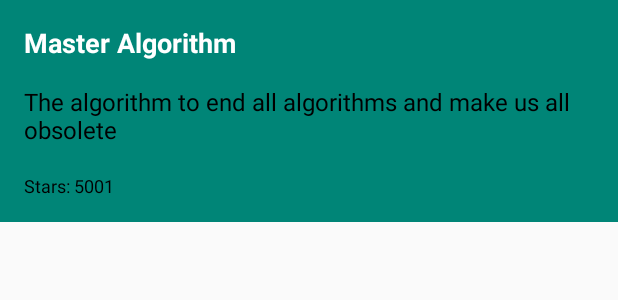
After one commit to ketonkss4/poprepos_sanbox_app, an Android app: the layout repo_list_item.xml on its own in the app's theme, with its tools: preview values and no code run, on a phone screen of 412 x 824 dp. The commit adds this screen. Shown: the top 300 px of the screen. Run offline under Robolectric (Android 15) with nearby library versions, the phone set to English and light mode, and no system bars.

Commit message:
implement list view logic add concurrency components

```diff
--- a/app/src/main/java/com/pmd/droidexihibition/popularreposapp/persistence/model/PopRepo.kt
+++ b/app/src/main/java/com/pmd/droidexihibition/popularreposapp/persistence/model/PopRepo.kt
@@ -3,6 +3,7 @@ package com.pmd.droidexihibition.popularreposapp.persistence.model
 data class PopRepo(
     val id : Int,
     val name: String,
+    val description: String,
     val html_url: String,
     val stargazers_count : Int
 )
--- /dev/null
+++ b/app/src/main/res/layout/repo_list_item.xml
@@ -0,0 +1,42 @@
+<?xml version="1.0" encoding="utf-8"?>
+<androidx.constraintlayout.widget.ConstraintLayout xmlns:android="http://schemas.android.com/apk/res/android"
+    xmlns:app="http://schemas.android.com/apk/res-auto"
+    xmlns:tools="http://schemas.android.com/tools"
+    android:layout_width="match_parent"
+    android:layout_height="@dimen/repo_item_height"
+    android:background="@color/colorPrimary"
+    android:padding="16dp">
+
+    <TextView
+        android:id="@+id/repo_name"
+        android:layout_width="wrap_content"
+        android:layout_height="wrap_content"
+        android:textColor="@color/white"
+        android:textSize="18sp"
+        android:textStyle="bold"
+        app:layout_constraintStart_toStartOf="parent"
+        app:layout_constraintTop_toTopOf="parent"
+        tools:text="Master Algorithm" />
+
+    <TextView
+        android:id="@+id/description"
+        android:layout_width="wrap_content"
+        android:layout_height="wrap_content"
+        android:layout_marginTop="16dp"
+        android:textColor="@android:color/black"
+        android:textSize="16sp"
+        app:layout_constraintStart_toStartOf="parent"
+        app:layout_constraintTop_toBottomOf="@id/repo_name"
+        tools:text="The algorithm to end all algorithms and make us all obsolete" />
+
+    <TextView
+        android:id="@+id/stars_counter"
+        android:layout_width="wrap_content"
+        android:layout_height="wrap_content"
+        android:textColor="@android:color/black"
+        android:textSize="12sp"
+        app:layout_constraintBottom_toBottomOf="parent"
+        app:layout_constraintStart_toStartOf="parent"
+        tools:text="Stars: 5001" />
+
+</androidx.constraintlayout.widget.ConstraintLayout>
--- /dev/null
+++ b/app/src/main/res/values/dimens.xml
@@ -0,0 +1,4 @@
+<?xml version="1.0" encoding="utf-8"?>
+<resources>
+    <dimen name="repo_item_height">148dp</dimen>
+</resources>
```
Also changed, not shown: app/src/main/java/com/pmd/droidexihibition/popularreposapp/concurrency/AppDispatchers.kt (added, +9 -0 lines), app/src/main/java/com/pmd/droidexihibition/popularreposapp/concurrency/CoroutineScopedViewModel.kt (added, +18 -0 lines), app/src/main/java/com/pmd/droidexihibition/popularreposapp/concurrency/KtDispatchers.kt (added, +22 -0 lines), app/src/main/java/com/pmd/droidexihibition/popularreposapp/ui/RepoSearchFragment.kt (+24 -1 lines), app/src/main/java/com/pmd/droidexihibition/popularreposapp/ui/RepoSearchViewModel.kt (+35 -5 lines), app/src/main/java/com/pmd/droidexihibition/popularreposapp/ui/adapter/PopRepoViewHolder.kt (added, +23 -0 lines), app/src/main/java/com/pmd/droidexihibition/popularreposapp/ui/adapter/RepoListAdapter.kt (added, +33 -0 lines), app/src/main/java/com/pmd/droidexihibition/popularreposapp/ui/model/PopUiRepo.kt (added, +8 -0 lines).
